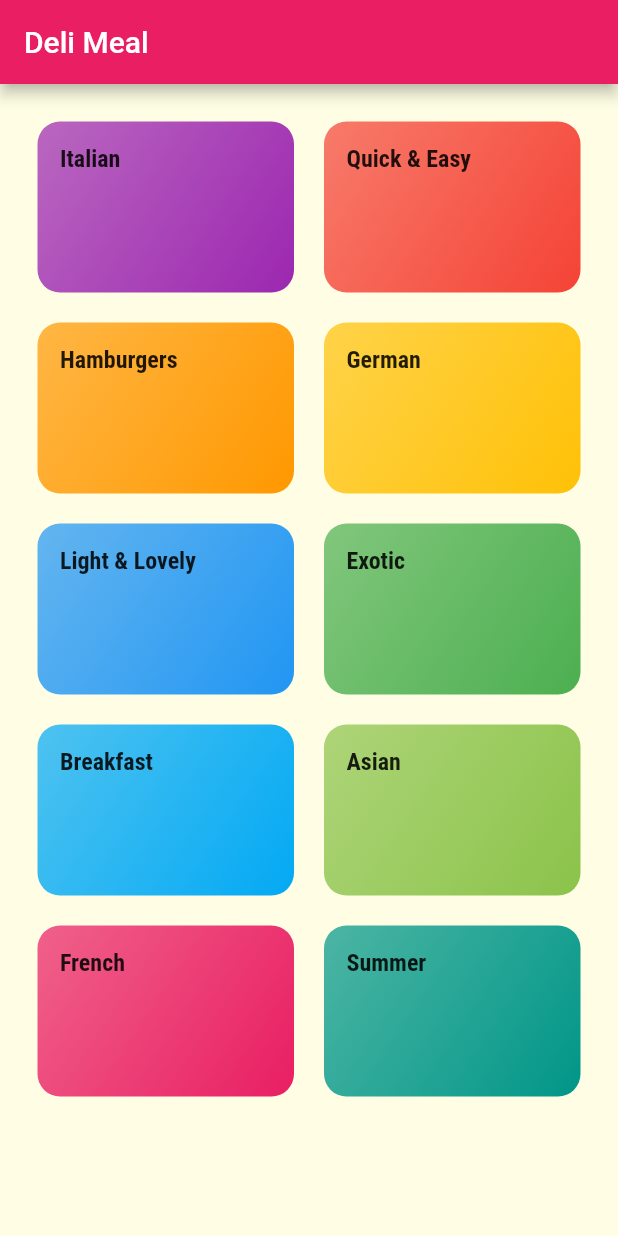
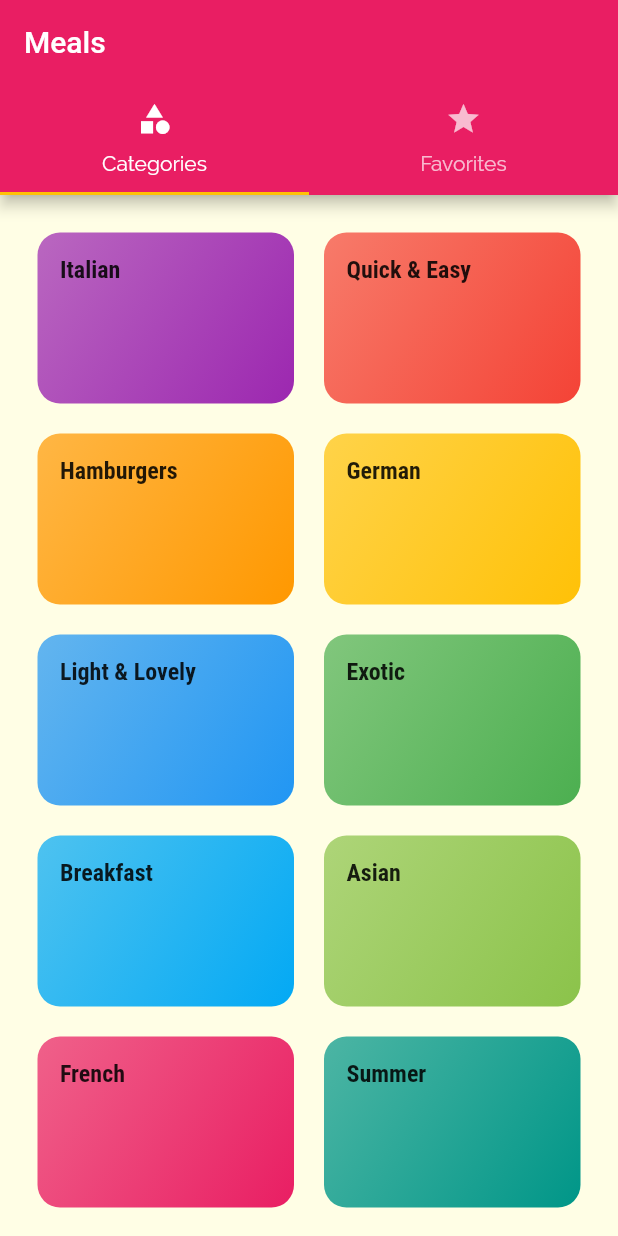
Before and after one commit to erwinmacaraig/navigation-meal-flutter, a Flutter app: the screen it shows after launch, on a phone screen of 412 x 824 dp. Run offline on Flutter 3.47's test engine with Material 2 defaults, Android fonts, the phone set to English and light mode, and no system bars.

```diff
--- a/lib/main.dart
+++ b/lib/main.dart
@@ -1,4 +1,5 @@
 import 'package:flutter/material.dart';
+import './screens/tabs_screen.dart';
 import './screens/categories_screen.dart';
 import './screens/category_meals_screen.dart';
 import '../screens/meal_detail_screen.dart';
@@ -33,7 +34,7 @@ class MyApp extends StatelessWidget {
       initialRoute: '/',
       // home:CategoriesScreen(), // home tells us the home screen of the application
       routes: {
-        '/': (context) => CategoriesScreen(),
+        '/': (context) => TabsScreen(), // CategoriesScreen
         // '/category-meals': (context) => CategoryMealsScreen(),
         CategoryMealsScreen.routeName: (context) => CategoryMealsScreen(),
         MealDetailScreen.routeName: (context) => MealDetailScreen(),
--- a/lib/screens/categories_screen.dart
+++ b/lib/screens/categories_screen.dart
@@ -5,9 +5,7 @@ import '../dummy_data.dart';
 class CategoriesScreen extends StatelessWidget {
   @override
   Widget build(BuildContext context) {
-    return Scaffold(
-      appBar: AppBar(title: const Text('Deli Meal')),
-      body: GridView(
+    return GridView(
       padding: const EdgeInsets.all(25),
       gridDelegate: const SliverGridDelegateWithMaxCrossAxisExtent(
           maxCrossAxisExtent: 200,
@@ -20,7 +18,6 @@ class CategoriesScreen extends StatelessWidget {
           .toList(), // childAspectRatio is to define how the items should be size regarding their height and width relation 3 / 2 means for 200 width, I want to have 300 height in the end
 
       // Slivers are just scrollable areas on the screen, GridDelegate - for the grid, this takes care about structuring the layout of the grid, MaxCorssAxisContent - pre configuged class that allows to define maximum width for each grid item and it will automatically create as many columns as it can fit
-      ),
     );
   }
 }
--- /dev/null
+++ b/lib/screens/favorites_screen.dart
@@ -0,0 +1,8 @@
+import 'package:flutter/material.dart';
+
+class FavoritesScreen extends StatelessWidget {
+  @override
+  Widget build(BuildContext context) {
+    return const Center(child: Text('The Favorites'));
+  }
+}
--- a/lib/screens/tabs_screen.dart
+++ b/lib/screens/tabs_screen.dart
@@ -0,0 +1,38 @@
+import 'package:flutter/material.dart';
+import './categories_screen.dart';
+import './favorites_screen.dart';
+
+class TabsScreen extends StatefulWidget {
+  @override
+  State<TabsScreen> createState() => _TabsScreenState();
+}
+
+class _TabsScreenState extends State<TabsScreen> {
+  @override
+  Widget build(BuildContext context) {
+    return DefaultTabController(
+      length: 2,
+      child: Scaffold(
+        appBar: AppBar(
+          title: const Text('Meals'),
+          bottom: const TabBar(
+            tabs: [
+              Tab(
+                icon: Icon(Icons.category),
+                text: 'Categories',
+              ),
+              Tab(
+                icon: Icon(Icons.star),
+                text: 'Favorites',
+              ),
+            ],
+          ),
+        ),
+        body: TabBarView(children: [
+          CategoriesScreen(), // first tab
+          FavoritesScreen(), // second tab
+        ]),
+      ),
+    );
+  }
+}
```
Also changed, not shown: 1 other file. Lines whose indentation alone changed are shown as unchanged.
